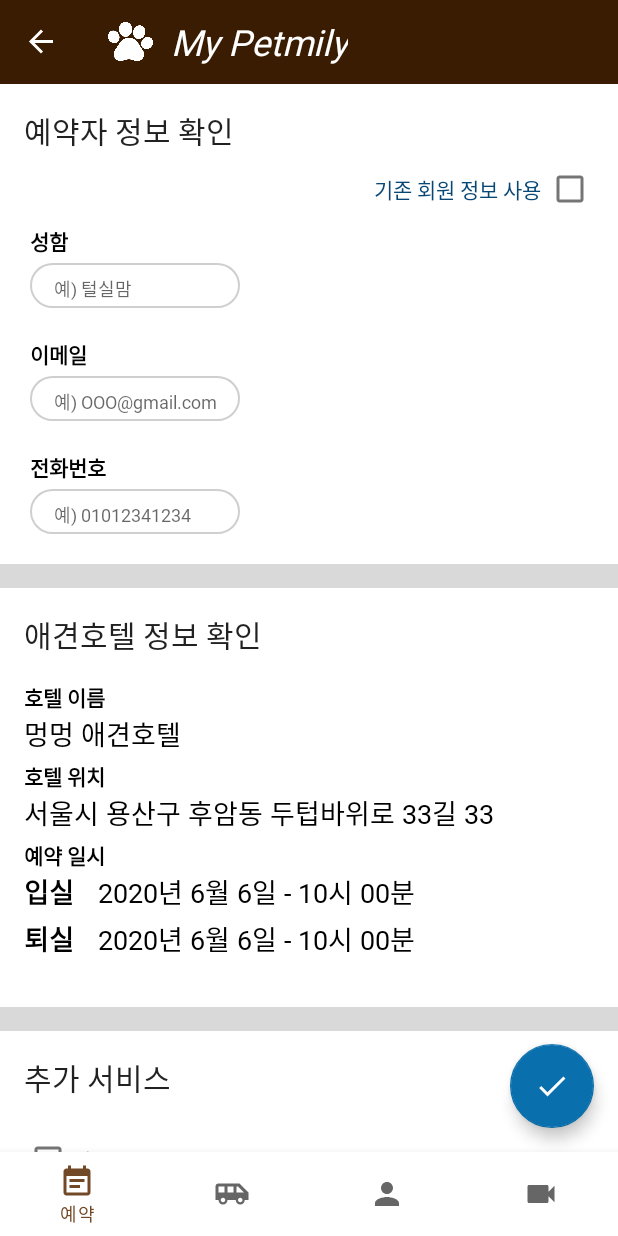
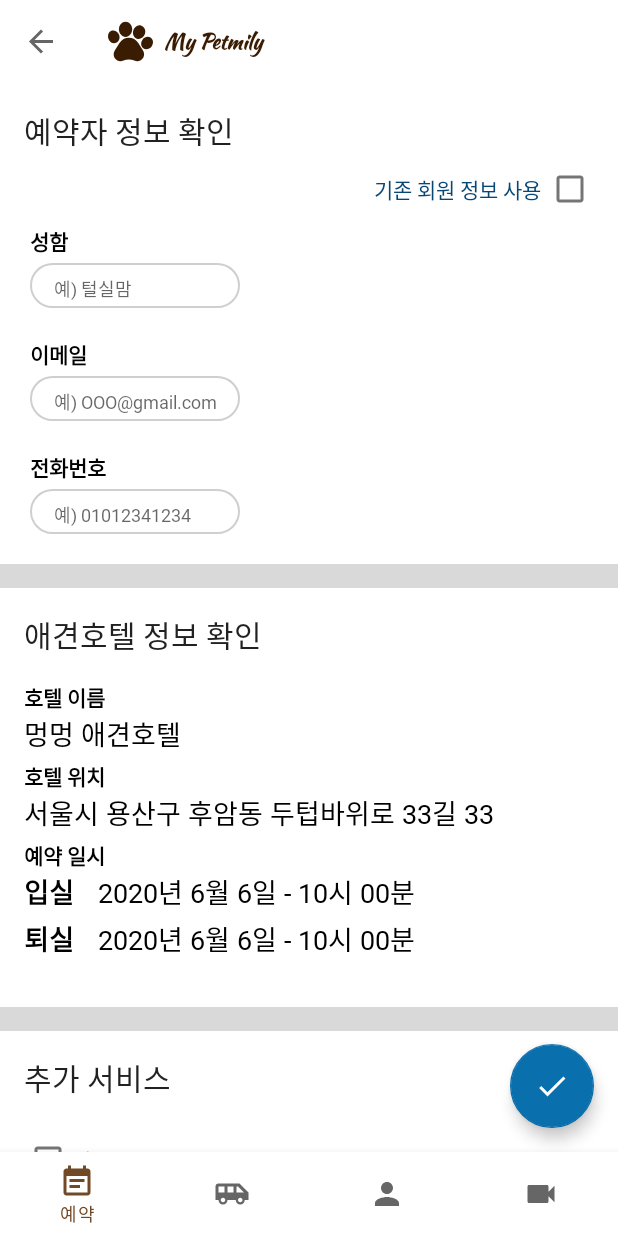
Before and after one commit to prography/6th-team3-android, an Android app: the ReservationDetailFragment screen opened through its navigation route, on a phone screen of 412 x 824 dp. Run offline under Robolectric (Android 15) with nearby library versions, the light colour scheme and no system bars; our stand-ins replace navigation-ui.

Commit message:
update UI - change font - change toolbar color

```diff
--- /dev/null
+++ b/PetHotel/app/src/main/res/drawable/ic_pet_paw.xml
@@ -0,0 +1,8 @@
+<vector android:height="24dp" android:viewportHeight="512"
+    android:viewportWidth="512.0001" android:width="24dp" xmlns:android="http://schemas.android.com/apk/res/android">
+    <path android:fillColor="#3A1C02" android:pathData="m342.383,271.352c-23.039,-35.941 -62.277,-57.402 -104.965,-57.402s-81.926,21.461 -104.961,57.402l-55.516,86.605c-9.211,14.367 -13.461,30.969 -12.293,47.996 1.168,17.031 7.648,32.891 18.738,45.875 11.098,12.973 25.762,21.84 42.406,25.645 16.645,3.805 33.707,2.18 49.34,-4.691l1.047,-0.465c39.336,-16.945 84.285,-16.789 123.52,0.465 10.121,4.449 20.844,6.699 31.664,6.699 5.883,0 11.801,-0.668 17.664,-2.004 16.645,-3.801 31.309,-12.668 42.41,-25.645 11.094,-12.973 17.578,-28.836 18.75,-45.871 1.172,-17.035 -3.078,-33.633 -12.289,-48.008zM342.383,271.352"/>
+    <path android:fillColor="#3A1C02" android:pathData="m91.895,271.238c16.516,-6.344 29.063,-19.652 35.328,-37.477 5.965,-16.961 5.477,-36.109 -1.379,-53.922 -6.859,-17.801 -19.336,-32.332 -35.133,-40.922 -16.594,-9.02 -34.824,-10.488 -51.313,-4.133 -33.172,12.754 -48.395,53.746 -33.93,91.398 11.555,29.969 38.504,48.887 65.75,48.887 6.957,0 13.934,-1.234 20.676,-3.832zM91.895,271.238"/>
+    <path android:fillColor="#3A1C02" android:pathData="m199.613,203.387c41.469,0 75.207,-38.438 75.207,-85.684 0,-47.258 -33.738,-85.703 -75.207,-85.703 -41.465,0 -75.199,38.445 -75.199,85.703 0,47.246 33.734,85.684 75.199,85.684zM199.613,203.387"/>
+    <path android:fillColor="#3A1C02" android:pathData="m329.496,224.438h0.004c6.379,2.117 12.887,3.129 19.367,3.129 30.242,0 59.715,-22.012 70.961,-55.84 6.477,-19.473 6.051,-40.063 -1.199,-57.973 -7.586,-18.75 -21.645,-32.359 -39.59,-38.324 -17.949,-5.965 -37.359,-3.477 -54.66,7 -16.527,10.008 -29.191,26.246 -35.66,45.719 -13.652,41.078 4.641,84.273 40.777,96.289zM329.496,224.438"/>
+    <path android:fillColor="#3A1C02" android:pathData="m487.875,214.438 l-0.012,-0.012c-28.598,-21.125 -71.367,-11.969 -95.348,20.422 -23.957,32.406 -20.211,75.973 8.344,97.113 10.414,7.715 22.719,11.402 35.313,11.402 21.949,0 44.785,-11.203 60.051,-31.805 23.953,-32.406 20.211,-75.973 -8.348,-97.121zM487.875,214.438"/>
+</vector>
--- a/PetHotel/app/src/main/res/layout/activity_main.xml
+++ b/PetHotel/app/src/main/res/layout/activity_main.xml
@@ -9,9 +9,8 @@
     tools:context=".ui.MainActivity">
 
     <com.google.android.material.appbar.MaterialToolbar
-        android:theme="@style/ThemeOverlay.AppCompat.Dark.ActionBar"
         android:id="@+id/main_toolbar"
-        android:background="@color/petHotelPrimaryDark"
+        android:background="@color/colorWhite"
         android:layout_width="match_parent"
         android:layout_height="wrap_content">
 
@@ -22,7 +21,7 @@
             >
 
             <ImageView
-                android:src="@drawable/pet"
+                android:src="@drawable/ic_pet_paw"
                 android:layout_gravity="center_vertical"
                 android:layout_width="30dp"
                 android:layout_height="30dp"/>
@@ -31,13 +30,13 @@
                 android:id="@+id/main_toolbar_title"
                 android:layout_width="wrap_content"
                 android:layout_height="wrap_content"
-                android:text="My Petmily"
-                android:textColor="@android:color/white"
-                style="@style/phHeadline5"
-                android:textStyle="italic"
-                android:layout_marginStart="12dp"
                 android:layout_gravity="center_vertical"
-                />
+                android:layout_marginStart="@dimen/margin_0_5x"
+                android:fontFamily="@font/kaushan_script_regular"
+                android:paddingEnd="@dimen/padding_small_4dp"
+                android:text="@string/head_my_petmily"
+                android:textColor="@color/petHotelPrimaryDark"
+                android:textStyle="bold" />
         </LinearLayout>
 
     </com.google.android.material.appbar.MaterialToolbar>
--- a/PetHotel/app/src/main/res/layout/my_page_list_layout.xml
+++ b/PetHotel/app/src/main/res/layout/my_page_list_layout.xml
@@ -25,7 +25,6 @@
         android:layout_height="wrap_content"
         android:layout_marginStart="16dp"
         android:text="textview"
-        style="@style/phBody2"
         app:layout_constraintBottom_toBottomOf="parent"
         app:layout_constraintStart_toEndOf="@+id/img_list"
         app:layout_constraintTop_toTopOf="parent" />
--- a/PetHotel/app/src/main/res/values/strings.xml
+++ b/PetHotel/app/src/main/res/values/strings.xml
@@ -44,5 +44,6 @@
     <string name="lorem_ipsum_paragraph">
         Lorem ipsum dolor sit amet, consectetur adipiscing elit. Proin sit amet eros mi. Suspendisse potenti. Nulla lorem purus, egestas et sem at, volutpat hendrerit nisl. Sed egestas risus felis, condimentum vehicula lorem maximus at. Nullam sodales semper dolor, eu venenatis urna cursus eget. Vivamus sit amet varius ex. Suspendisse vehicula sagittis ligula vel bibendum. Donec at augue lacus. Quisque sagittis imperdiet risus eget ullamcorper.
     </string>
+    <string name="head_my_petmily"><![CDATA[ My Petmily ]]></string>
 
 </resources>
--- a/PetHotel/app/src/main/res/values/styles.xml
+++ b/PetHotel/app/src/main/res/values/styles.xml
@@ -13,13 +13,13 @@
         <item name="materialButtonOutlinedStyle">@style/phOutlinedButtonStyle</item>
         <item name="materialButtonStyle">@style/phButtonStyle</item>
         <item name="buttonStyle">@style/phAppCompatButtonStyle</item>
-        <item name="android:fontFamily">@font/notoserifkr_regular</item>
+        <item name="android:fontFamily">@font/nanum_barun_gothic</item>
         <item name="android:textColor">@android:color/black</item>
     </style>
 
     <style name="phButtonTextAppearance" parent="TextAppearance.MaterialComponents.Button">
-        <item name="fontFamily">@font/notoserifkr_semibold</item>
-        <item name="android:fontFamily">@font/notoserifkr_semibold</item>
+        <item name="fontFamily">@font/nanum_barun_gothic</item>
+        <item name="android:fontFamily">@font/nanum_barun_gothic</item>
     </style>
 
     <style name="phButtonStyle" parent="Widget.MaterialComponents.Button">
@@ -51,34 +51,34 @@
     </style>
 
     <style name="phHeadline3" parent="TextAppearance.MaterialComponents.Headline3">
-        <item name="fontFamily">@font/notoserifkr_bold</item>
-        <item name="android:fontFamily">@font/notoserifkr_bold</item>
+        <item name="fontFamily">@font/nanum_barun_gothic_bold</item>
+        <item name="android:fontFamily">@font/nanum_barun_gothic_bold</item>
     </style>
 
     <style name="phHeadline4" parent="TextAppearance.MaterialComponents.Headline4">
-        <item name="fontFamily">@font/notoserifkr_bold</item>
-        <item name="android:fontFamily">@font/notoserifkr_bold</item>
+        <item name="fontFamily">@font/nanum_barun_gothic_bold</item>
+        <item name="android:fontFamily">@font/nanum_barun_gothic_bold</item>
         <item name="android:textColor">@android:color/black</item>
     </style>
 
     <style name="phHeadline5" parent="TextAppearance.MaterialComponents.Headline5">
-        <item name="fontFamily">@font/notoserifkr_bold</item>
-        <item name="android:fontFamily">@font/notoserifkr_bold</item>
+        <item name="fontFamily">@font/nanum_barun_gothic_bold</item>
+        <item name="android:fontFamily">@font/nanum_barun_gothic_bold</item>
     </style>
 
     <style name="phTitle" parent="TextAppearance.AppCompat.Title">
-        <item name="fontFamily">@font/notoserifkr_black</item>
-        <item name="android:fontFamily">@font/notoserifkr_black</item>
+        <item name="fontFamily">@font/nanum_barun_gothic_bold</item>
+        <item name="android:fontFamily">@font/nanum_barun_gothic_bold</item>
     </style>
 
     <style name="phBody1" parent="TextAppearance.AppCompat.Body1">
-        <item name="fontFamily">@font/notoserifkr_light</item>
-        <item name="android:fontFamily">@font/notoserifkr_light</item>
+        <item name="fontFamily">@font/nanum_barun_gothic_light</item>
+        <item name="android:fontFamily">@font/nanum_barun_gothic_light</item>
     </style>
 
     <style name="phBody2" parent="TextAppearance.AppCompat.Body2">
-        <item name="fontFamily">@font/notoserifkr_semibold</item>
-        <item name="android:fontFamily">@font/notoserifkr_semibold</item>
+        <item name="fontFamily">@font/nanum_barun_gothic_ultra_light</item>
+        <item name="android:fontFamily">@font/nanum_barun_gothic_ultra_light</item>
     </style>
 
     <style name="phEditText" parent="Widget.AppCompat.EditText">
```
Also changed, not shown: PetHotel/app/src/main/res/font/noto_serif.xml (deleted, +0 -14 lines), PetHotel/app/src/main/res/font/kaushan_script_regular.ttf (added), 6 other files.
